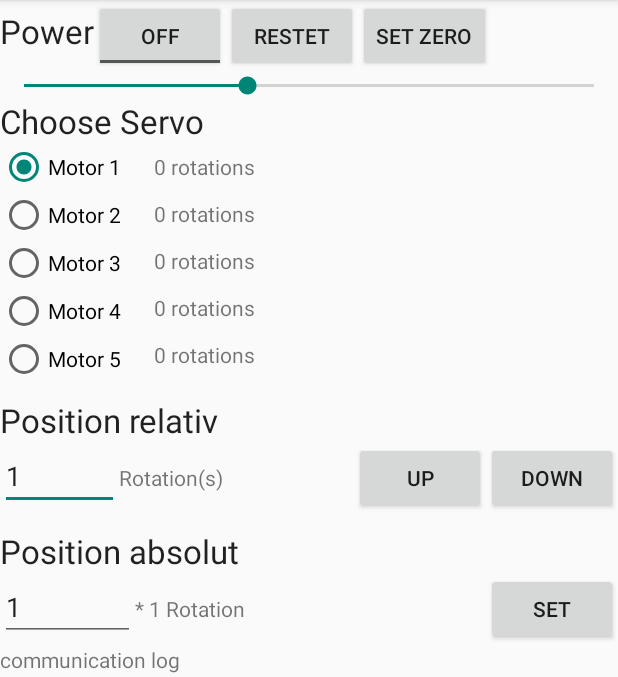
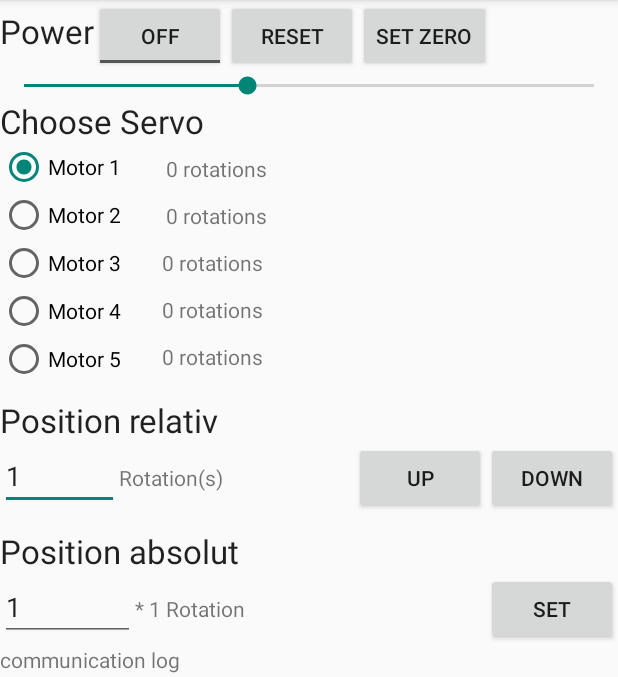
Before and after one commit to philippone/paneling-lamp-app, an Android app: the screen it shows after launch (MainActivity), on a phone screen of 412 x 824 dp, the part 84-761 px from its top. Run offline under Robolectric (Android 15) with nearby library versions, the phone set to English and light mode, and no system bars.

Commit message:
minor bugfixes

```diff
--- a/app/src/main/java/net/philippschardt/panelinlamp/MainActivity.java
+++ b/app/src/main/java/net/philippschardt/panelinlamp/MainActivity.java
@@ -268,6 +268,8 @@ public class MainActivity extends ActionBarActivity implements Motor.MotorInterf
         // TODO test if motors are running
         for(int i = 0; i < motor.length; i++) {
             sendMsg(MsgCreator.forceReset(i));
+            motorPosView.get(i).setVisibility(View.GONE);
+            motorProgView.get(i).setVisibility(View.VISIBLE);
         }
     }
 
@@ -291,6 +293,8 @@ public class MainActivity extends ActionBarActivity implements Motor.MotorInterf
             return;
         }
         sendMsg(MsgCreator.moveTo(currentMotor, position));
+        motorPosView.get(currentMotor).setVisibility(View.GONE);
+        motorProgView.get(currentMotor).setVisibility(View.VISIBLE);
 
     }
 
@@ -683,7 +687,12 @@ public class MainActivity extends ActionBarActivity implements Motor.MotorInterf
 
                     Log.e(TAG, "Bluetooth disconnect");
 
-                    //Restart Connection
+                    //close socket
+                    try {
+                        socket.close();
+                    } catch (IOException e) {
+                        e.printStackTrace();
+                    }
 
                     break;
 
--- a/app/src/main/res/layout/activity_main.xml
+++ b/app/src/main/res/layout/activity_main.xml
@@ -142,9 +142,11 @@
 
                 <LinearLayout
                     android:orientation="vertical"
-                    android:layout_width="wrap_content"
+                    android:layout_width="0dp"
                     android:layout_height="wrap_content"
-                    android:layout_weight="2">
+                    android:layout_weight="2"
+                    android:layout_gravity="center"
+                    android:minWidth="100dp">
 
                     <LinearLayout
                         android:orientation="horizontal"
@@ -152,14 +154,16 @@
                         android:layout_height="wrap_content"
                         android:layout_marginLeft="6dp"
                         android:layout_marginTop="6dp"
-                        android:layout_marginBottom="6dp">
+                        android:layout_marginBottom="6dp"
+                        android:layout_gravity="center">
 
                         <ProgressBar
                             style="?android:attr/progressBarStyleSmall"
                             android:layout_width="wrap_content"
                             android:layout_height="wrap_content"
                             android:id="@+id/progressBar_motor1"
-                            android:visibility="invisible" />
+                            android:visibility="invisible"
+                             />
 
                         <TextView
                             android:layout_width="wrap_content"
@@ -167,7 +171,7 @@
                             android:text="0 rotations"
                             android:id="@+id/textView_motor1_position"
                             android:layout_gravity="right"
-                            android:onClick="onRadioButtonServoClicked"/>
+                            android:visibility="visible" />
 
                     </LinearLayout>
 
@@ -177,7 +181,8 @@
                         android:layout_height="wrap_content"
                         android:layout_marginLeft="6dp"
                         android:layout_marginTop="6dp"
-                        android:layout_marginBottom="6dp">
+                        android:layout_marginBottom="6dp"
+                        android:layout_gravity="center">
 
                         <ProgressBar
                             style="?android:attr/progressBarStyleSmall"
@@ -192,7 +197,7 @@
                             android:text="0 rotations"
                             android:id="@+id/textView_motor2_position"
                             android:layout_gravity="right"
-                            android:onClick="onRadioButtonServoClicked"/>
+                            />
 
                     </LinearLayout>
 
@@ -200,7 +205,8 @@
                         android:orientation="vertical"
                         android:layout_width="wrap_content"
                         android:layout_height="wrap_content"
-                        android:layout_weight="2">
+                        android:layout_weight="2"
+                        android:layout_gravity="center">
 
                         <LinearLayout
                             android:orientation="horizontal"
@@ -223,7 +229,7 @@
                                 android:text="0 rotations"
                                 android:id="@+id/textView_motor3_position"
                                 android:layout_gravity="right"
-                                android:onClick="onRadioButtonServoClicked"/>
+                               />
 
                         </LinearLayout>
                     </LinearLayout>
@@ -232,7 +238,8 @@
                             android:orientation="vertical"
                             android:layout_width="wrap_content"
                             android:layout_height="wrap_content"
-                            android:layout_weight="2">
+                            android:layout_weight="2"
+                            android:layout_gravity="center">
 
                             <LinearLayout
                                 android:orientation="horizontal"
@@ -255,7 +262,7 @@
                                     android:text="0 rotations"
                                     android:id="@+id/textView_motor4_position"
                                     android:layout_gravity="right"
-                                    android:onClick="onRadioButtonServoClicked"/>
+                                    />
 
                             </LinearLayout>
                         </LinearLayout>
@@ -264,7 +271,8 @@
                                 android:orientation="vertical"
                                 android:layout_width="wrap_content"
                                 android:layout_height="wrap_content"
-                                android:layout_weight="2">
+                                android:layout_weight="2"
+                                android:layout_gravity="center">
 
                                 <LinearLayout
                                     android:orientation="horizontal"
@@ -287,7 +295,7 @@
                                         android:text="0 rotations"
                                         android:id="@+id/textView_motor5_position"
                                         android:layout_gravity="right"
-                                        android:onClick="onRadioButtonServoClicked"/>
+                                        />
 
                                 </LinearLayout>
                             </LinearLayout>
--- a/app/src/main/res/values/strings.xml
+++ b/app/src/main/res/values/strings.xml
@@ -8,7 +8,7 @@
     <string name="arduino_bt_encoding">UTF-8</string>
     <string name="arduino_bt_module_adress">0C:8B:FD:E8:9B:3E</string>
     <string name="rotation_s">Rotation(s)</string>
-    <string name="reset">restet</string>
+    <string name="reset">reset</string>
     <string name="set_zero">set zero</string>
 
 </resources>
```
